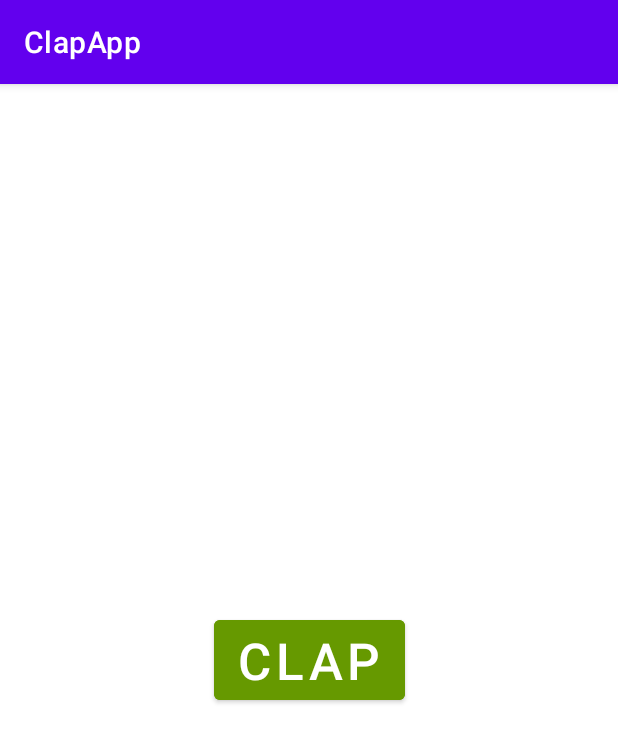
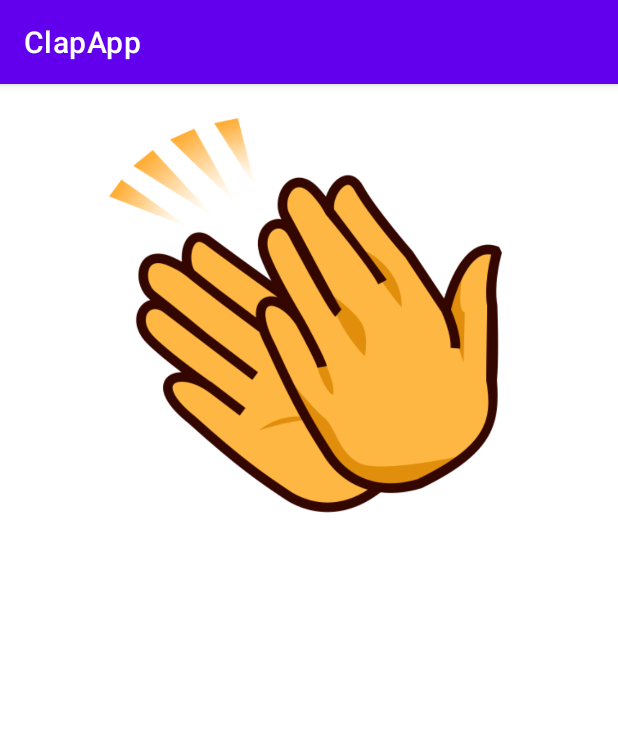
Before and after one commit to fede3mmanuel/clapapp, an Android app: the screen it shows after launch (MainActivity), on a phone screen of 412 x 824 dp. Shown: the top 743 px of the screen. Run offline under Robolectric (Android 15) with nearby library versions, the phone set to English and light mode, and no system bars.

Commit message:
added image && removed button

```diff
--- a/app/src/main/java/com/example/clapapp/MainActivity.kt
+++ b/app/src/main/java/com/example/clapapp/MainActivity.kt
@@ -13,9 +13,9 @@ class MainActivity : AppCompatActivity() {
 
         mediaPlayer = MediaPlayer.create(this, R.raw.applauding)
 
-        val button = findViewById<Button>(R.id.btnClap)
-        button.setOnClickListener {
-            mediaPlayer.start()
-        }
+        //val button = findViewById<Button>(R.id.btnClap)
+        //button.setOnClickListener {
+        //    mediaPlayer.start()
+        //}
     }
 }
--- a/app/src/main/res/layout/activity_main.xml
+++ b/app/src/main/res/layout/activity_main.xml
@@ -6,15 +6,15 @@
     android:layout_height="match_parent"
     tools:context=".MainActivity">
 
-    <Button
-        android:id="@+id/btnClap"
-        android:layout_width="wrap_content"
-        android:layout_height="wrap_content"
-        android:backgroundTint="@android:color/holo_green_dark"
-        android:text="Clap"
-        android:textSize="34sp"
+    <ImageView
+        android:id="@+id/imageView"
+        android:layout_width="279dp"
+        android:layout_height="314dp"
         app:layout_constraintBottom_toBottomOf="parent"
         app:layout_constraintEnd_toEndOf="parent"
         app:layout_constraintStart_toStartOf="parent"
-        app:layout_constraintTop_toTopOf="parent" />
+        app:layout_constraintTop_toTopOf="parent"
+        app:layout_constraintVertical_bias="0.0"
+        app:srcCompat="@drawable/clap" />
+
 </androidx.constraintlayout.widget.ConstraintLayout>
```
Also changed, not shown: app/src/main/res/drawable-v24/clap.png (added).
